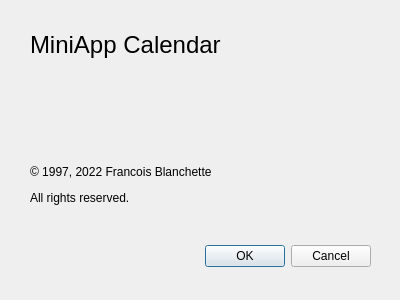
cfrankb/MiniAppCalendar, file src/dlgabout.ui: the form before one commit.
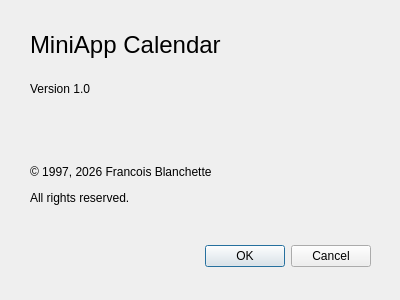
The form after the commit. Icons and pictures are not drawn.

```diff
--- a/src/dlgabout.ui
+++ b/src/dlgabout.ui
@@ -64,7 +64,7 @@
     </rect>
    </property>
    <property name="text">
-    <string>&lt;html&gt;&lt;head/&gt;&lt;body&gt;&lt;p&gt;© 1997, 2022 Francois Blanchette&lt;/p&gt;&lt;p&gt;All rights reserved.&lt;/p&gt;&lt;/body&gt;&lt;/html&gt;</string>
+    <string>&lt;html&gt;&lt;head/&gt;&lt;body&gt;&lt;p&gt;© 1997, 2026 Francois Blanchette&lt;/p&gt;&lt;p&gt;All rights reserved.&lt;/p&gt;&lt;/body&gt;&lt;/html&gt;</string>
    </property>
   </widget>
   <widget class="QLabel" name="label_3">
@@ -83,6 +83,19 @@
     <pixmap resource="MiniAppCalendar.qrc">:/images/icon.gif</pixmap>
    </property>
   </widget>
+  <widget class="QLabel" name="label_4">
+   <property name="geometry">
+    <rect>
+     <x>30</x>
+     <y>80</y>
+     <width>121</width>
+     <height>18</height>
+    </rect>
+   </property>
+   <property name="text">
+    <string>Version 1.0</string>
+   </property>
+  </widget>
  </widget>
  <resources>
   <include location="MiniAppCalendar.qrc"/>
```
Left out of the diff: 4 changed lines with no effect on the pictures.
